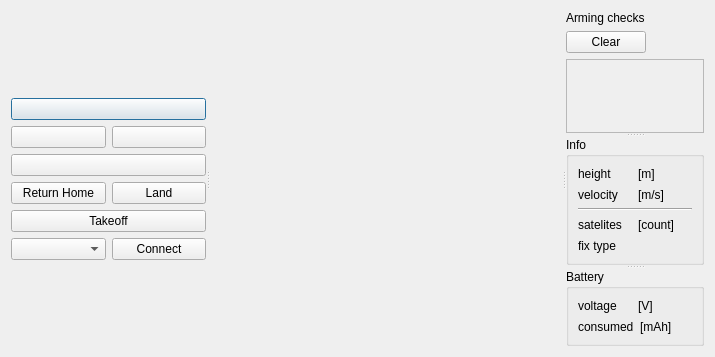
Old version of the form ui/DroneControlDialog.ui in the repository JF631/FLYJUMP.
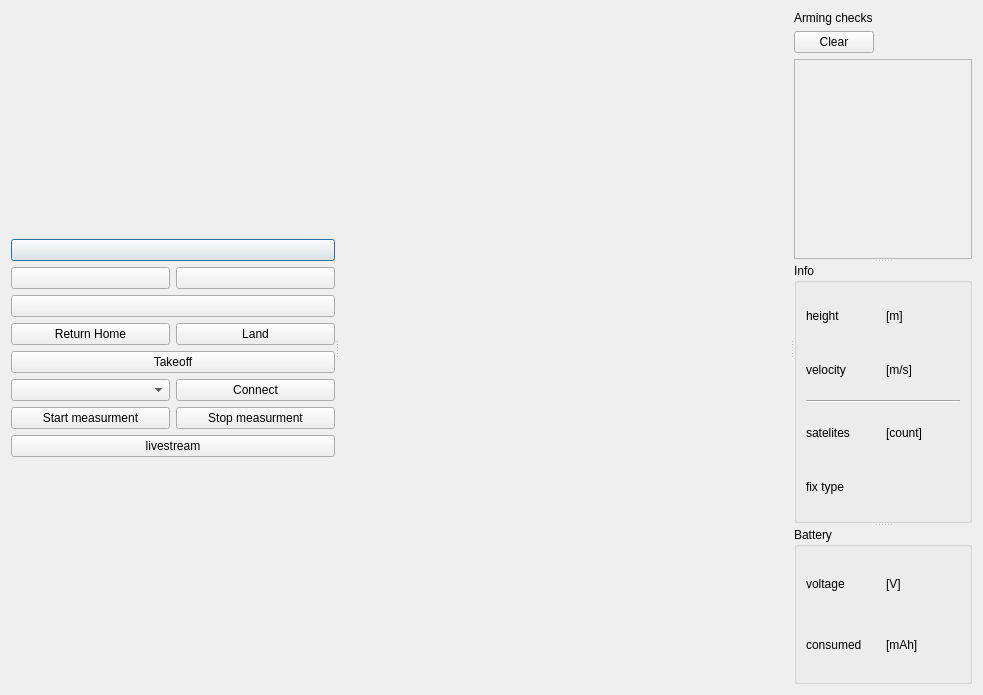
New version of the form. Icons and pictures are not drawn.

Commit message: adds basic video start / stop / get control

The edit to the form file:
```diff
--- a/ui/DroneControlDialog.ui
+++ b/ui/DroneControlDialog.ui
@@ -6,21 +6,21 @@
    <rect>
     <x>0</x>
     <y>0</y>
-    <width>715</width>
-    <height>357</height>
+    <width>983</width>
+    <height>695</height>
    </rect>
   </property>
   <property name="windowTitle">
    <string>Dialog</string>
   </property>
-  <layout class="QHBoxLayout" name="horizontalLayout_11">
+  <layout class="QHBoxLayout" name="horizontalLayout_12">
    <item>
     <widget class="QSplitter" name="splitter_2">
      <property name="orientation">
       <enum>Qt::Horizontal</enum>
      </property>
-     <widget class="QWidget" name="layoutWidget">
-      <layout class="QVBoxLayout" name="verticalLayout_2">
+     <widget class="QWidget" name="">
+      <layout class="QVBoxLayout" name="verticalLayout_7">
        <item>
         <spacer name="verticalSpacer">
          <property name="orientation">
@@ -143,6 +143,35 @@
          </item>
         </layout>
        </item>
+       <item>
+        <layout class="QVBoxLayout" name="verticalLayout_2">
+         <item>
+          <layout class="QHBoxLayout" name="horizontalLayout_11">
+           <item>
+            <widget class="QPushButton" name="start_analysis_btn">
+             <property name="text">
+              <string>Start measurment</string>
+             </property>
+            </widget>
+           </item>
+           <item>
+            <widget class="QPushButton" name="stop_analysis_btn">
+             <property name="text">
+              <string>Stop measurment</string>
+             </property>
+            </widget>
+           </item>
+          </layout>
+         </item>
+         <item>
+          <widget class="QPushButton" name="livestream_btn">
+           <property name="text">
+            <string>livestream</string>
+           </property>
+          </widget>
+         </item>
+        </layout>
+       </item>
        <item>
         <spacer name="verticalSpacer_2">
          <property name="orientation">
@@ -225,8 +254,8 @@
             <rect>
              <x>0</x>
              <y>0</y>
-             <width>127</width>
-             <height>65</height>
+             <width>162</width>
+             <height>209</height>
             </rect>
            </property>
            <layout class="QVBoxLayout" name="verticalLayout">
```
The commit also changes 2 other files.
